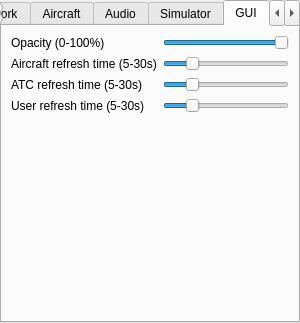
First picture: the form in src/blackgui/components/settingscomponent.ui, repository swift-project/pilotclient, before the edit.
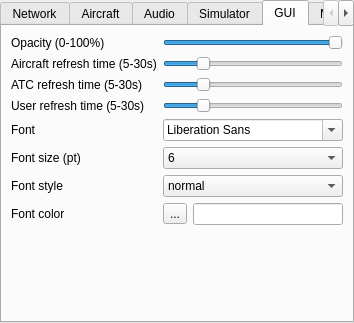
Second picture: the form after the edit. The open tabs and pages were chosen to show the change. Custom widgets are drawn as their Qt base class.

Commit message: refs #304, changed font settings * QFontDialog is not working, as it is affected by the style sheets itself * Added font settings to the GUI settings tab * Added font color dialog for fonts * Several utility methods

```diff
--- a/src/blackgui/components/settingscomponent.ui
+++ b/src/blackgui/components/settingscomponent.ui
@@ -6,7 +6,7 @@
    <rect>
     <x>0</x>
     <y>0</y>
-    <width>300</width>
+    <width>354</width>
     <height>323</height>
    </rect>
   </property>
@@ -563,6 +563,12 @@
       </item>
       <item row="0" column="1">
        <widget class="QSlider" name="hs_SettingsGuiOpacity">
+        <property name="sizePolicy">
+         <sizepolicy hsizetype="Expanding" vsizetype="Fixed">
+          <horstretch>0</horstretch>
+          <verstretch>0</verstretch>
+         </sizepolicy>
+        </property>
         <property name="maximum">
          <number>100</number>
         </property>
@@ -586,6 +592,12 @@
       </item>
       <item row="1" column="1">
        <widget class="QSlider" name="hs_SettingsGuiAircraftRefreshTime">
+        <property name="sizePolicy">
+         <sizepolicy hsizetype="Expanding" vsizetype="Fixed">
+          <horstretch>0</horstretch>
+          <verstretch>0</verstretch>
+         </sizepolicy>
+        </property>
         <property name="minimum">
          <number>5</number>
         </property>
@@ -618,6 +630,12 @@
       </item>
       <item row="2" column="1">
        <widget class="QSlider" name="hs_SettingsGuiAtcRefreshTime">
+        <property name="sizePolicy">
+         <sizepolicy hsizetype="Expanding" vsizetype="Fixed">
+          <horstretch>0</horstretch>
+          <verstretch>0</verstretch>
+         </sizepolicy>
+        </property>
         <property name="minimum">
          <number>5</number>
         </property>
@@ -647,6 +665,12 @@
       </item>
       <item row="3" column="1">
        <widget class="QSlider" name="hs_SettingsGuiUserRefreshTime">
+        <property name="sizePolicy">
+         <sizepolicy hsizetype="Expanding" vsizetype="Fixed">
+          <horstretch>0</horstretch>
+          <verstretch>0</verstretch>
+         </sizepolicy>
+        </property>
         <property name="minimum">
          <number>5</number>
         </property>
@@ -667,6 +691,135 @@
         </property>
        </widget>
       </item>
+      <item row="4" column="0">
+       <widget class="QLabel" name="lbl_SettingsGuiFont">
+        <property name="text">
+         <string>Font</string>
+        </property>
+       </widget>
+      </item>
+      <item row="4" column="1">
+       <widget class="QFontComboBox" name="cb_SettingsGuiFont">
+        <property name="sizePolicy">
+         <sizepolicy hsizetype="Expanding" vsizetype="Fixed">
+          <horstretch>0</horstretch>
+          <verstretch>0</verstretch>
+         </sizepolicy>
+        </property>
+       </widget>
+      </item>
+      <item row="5" column="0">
+       <widget class="QLabel" name="lbl_SettingsGuiFontSize">
+        <property name="text">
+         <string>Font size (pt)</string>
+        </property>
+       </widget>
+      </item>
+      <item row="5" column="1">
+       <widget class="QComboBox" name="cb_SettingsGuiFontSize">
+        <item>
+         <property name="text">
+          <string>6</string>
+         </property>
+        </item>
+        <item>
+         <property name="text">
+          <string>7</string>
+         </property>
+        </item>
+        <item>
+         <property name="text">
+          <string>8</string>
+         </property>
+        </item>
+        <item>
+         <property name="text">
+          <string>9</string>
+         </property>
+        </item>
+        <item>
+         <property name="text">
+          <string>10</string>
+         </property>
+        </item>
+        <item>
+         <property name="text">
+          <string>11</string>
+         </property>
+        </item>
+        <item>
+         <property name="text">
+          <string>12</string>
+         </property>
+        </item>
+        <item>
+         <property name="text">
+          <string>14</string>
+         </property>
+        </item>
+        <item>
+         <property name="text">
+          <string>16</string>
+         </property>
+        </item>
+       </widget>
+      </item>
+      <item row="6" column="0">
+       <widget class="QLabel" name="lbl_SettingsGuiFontStyle">
+        <property name="text">
+         <string>Font style</string>
+        </property>
+       </widget>
+      </item>
+      <item row="6" column="1">
+       <widget class="QComboBox" name="cb_SettingsGuiFontStyle">
+        <item>
+         <property name="text">
+          <string>normal</string>
+         </property>
+        </item>
+        <item>
+         <property name="text">
+          <string>bold</string>
+         </property>
+        </item>
+        <item>
+         <property name="text">
+          <string>italic</string>
+         </property>
+        </item>
+        <item>
+         <property name="text">
+          <string>bold italic</string>
+         </property>
+        </item>
+       </widget>
+      </item>
+      <item row="7" column="0">
+       <widget class="QLabel" name="lbl_SettingsGuiFontColor">
+        <property name="text">
+         <string>Font color</string>
+        </property>
+       </widget>
+      </item>
+      <item row="7" column="1">
+       <layout class="QHBoxLayout" name="hl_SettingsGuiFontColor">
+        <item>
+         <widget class="QToolButton" name="tb_SettingsGuiFontColor">
+          <property name="text">
+           <string>...</string>
+          </property>
+         </widget>
+        </item>
+        <item>
+         <widget class="QLineEdit" name="le_SettingsGuiFontColor">
+          <property name="readOnly">
+           <bool>true</bool>
+          </property>
+         </widget>
+        </item>
+       </layout>
+      </item>
      </layout>
     </item>
    </layout>
```
Left out of the diff: 48 changed lines with no effect on the pictures. The commit also changes 9 other files.
